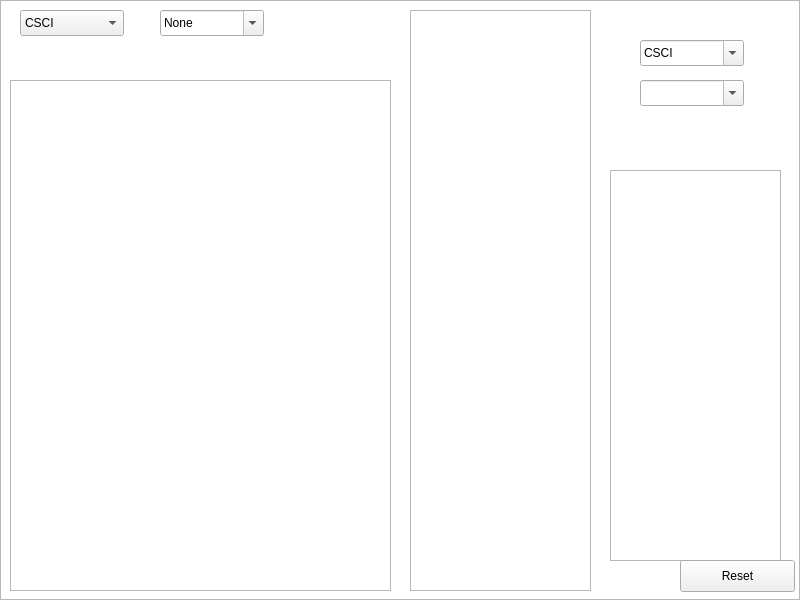
foxe2/CAPP-Reporter, file GUI/mainwindow.ui: the form before one commit.
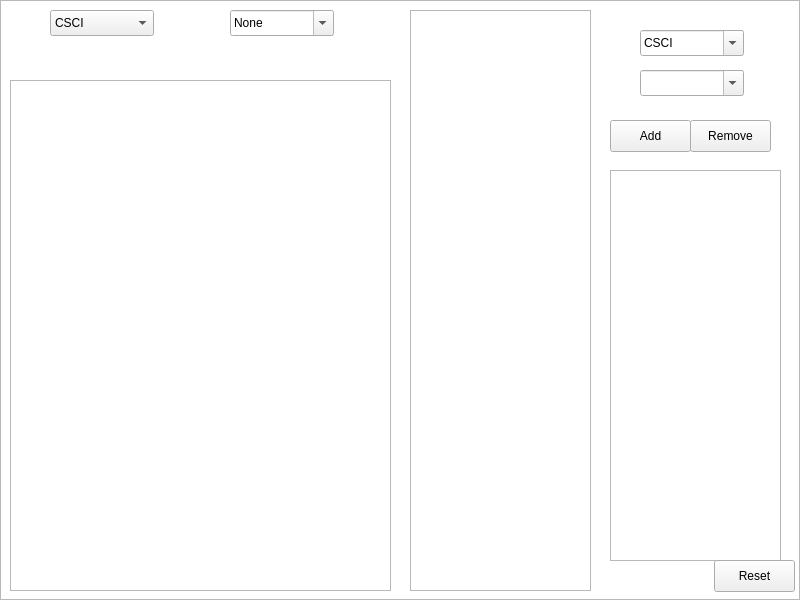
The form after the commit. Icons and pictures are not drawn.

```diff
--- a/GUI/mainwindow.ui
+++ b/GUI/mainwindow.ui
@@ -35,7 +35,7 @@
    <widget class="QComboBox" name="PrimaryMajor">
     <property name="geometry">
      <rect>
-      <x>20</x>
+      <x>50</x>
       <y>10</y>
       <width>104</width>
       <height>26</height>
@@ -53,7 +53,7 @@
    <widget class="QComboBox" name="SecondaryMajor">
     <property name="geometry">
      <rect>
-      <x>160</x>
+      <x>230</x>
       <y>10</y>
       <width>104</width>
       <height>26</height>
@@ -86,6 +86,9 @@
       <height>511</height>
      </rect>
     </property>
+    <property name="readOnly">
+     <bool>true</bool>
+    </property>
     <property name="html">
      <string>&lt;!DOCTYPE HTML PUBLIC &quot;-//W3C//DTD HTML 4.0//EN&quot; &quot;http://www.w3.org/TR/REC-html40/strict.dtd&quot;&gt;
 &lt;html&gt;&lt;head&gt;&lt;meta name=&quot;qrichtext&quot; content=&quot;1&quot; /&gt;&lt;style type=&quot;text/css&quot;&gt;
@@ -113,12 +116,15 @@
       <height>581</height>
      </rect>
     </property>
+    <property name="readOnly">
+     <bool>true</bool>
+    </property>
    </widget>
    <widget class="QComboBox" name="CourseMajor">
     <property name="geometry">
      <rect>
       <x>640</x>
-      <y>40</y>
+      <y>30</y>
       <width>104</width>
       <height>26</height>
      </rect>
@@ -136,7 +142,7 @@
     <property name="geometry">
      <rect>
       <x>640</x>
-      <y>80</y>
+      <y>70</y>
       <width>104</width>
       <height>26</height>
      </rect>
@@ -154,13 +160,16 @@
       <height>391</height>
      </rect>
     </property>
+    <property name="readOnly">
+     <bool>true</bool>
+    </property>
    </widget>
-   <widget class="QPushButton" name="pushButton">
+   <widget class="QPushButton" name="resetButton">
     <property name="geometry">
      <rect>
-      <x>680</x>
+      <x>714</x>
       <y>560</y>
-      <width>115</width>
+      <width>81</width>
       <height>32</height>
      </rect>
     </property>
@@ -168,6 +177,32 @@
      <string>Reset</string>
     </property>
    </widget>
+   <widget class="QPushButton" name="addClassButton">
+    <property name="geometry">
+     <rect>
+      <x>610</x>
+      <y>120</y>
+      <width>81</width>
+      <height>32</height>
+     </rect>
+    </property>
+    <property name="text">
+     <string>Add</string>
+    </property>
+   </widget>
+   <widget class="QPushButton" name="removeClassButton">
+    <property name="geometry">
+     <rect>
+      <x>690</x>
+      <y>120</y>
+      <width>81</width>
+      <height>32</height>
+     </rect>
+    </property>
+    <property name="text">
+     <string>Remove</string>
+    </property>
+   </widget>
    <zorder>graphicsView</zorder>
    <zorder>PrimaryMajor</zorder>
    <zorder>SecondaryMajor</zorder>
@@ -176,7 +211,9 @@
    <zorder>CourseMajor</zorder>
    <zorder>CourseNumber</zorder>
    <zorder>CurrentCourses</zorder>
-   <zorder>pushButton</zorder>
+   <zorder>resetButton</zorder>
+   <zorder>addClassButton</zorder>
+   <zorder>removeClassButton</zorder>
   </widget>
  </widget>
  <layoutdefault spacing="6" margin="11"/>
```
Left out of the diff: 2 changed lines with no effect on the pictures.
